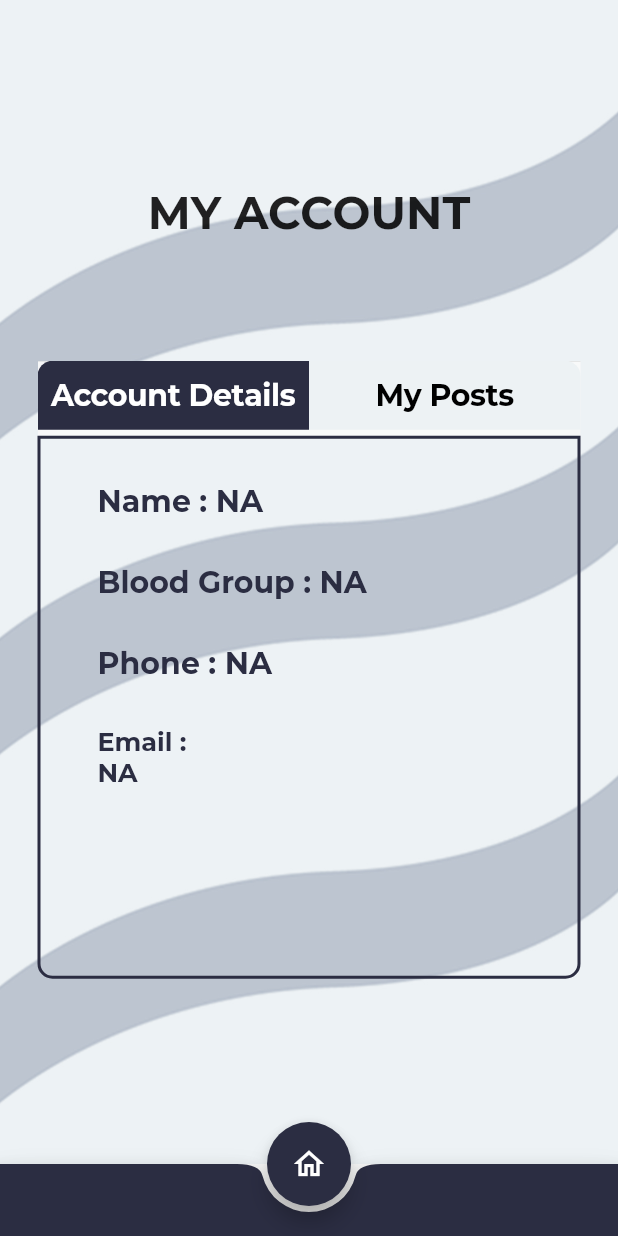
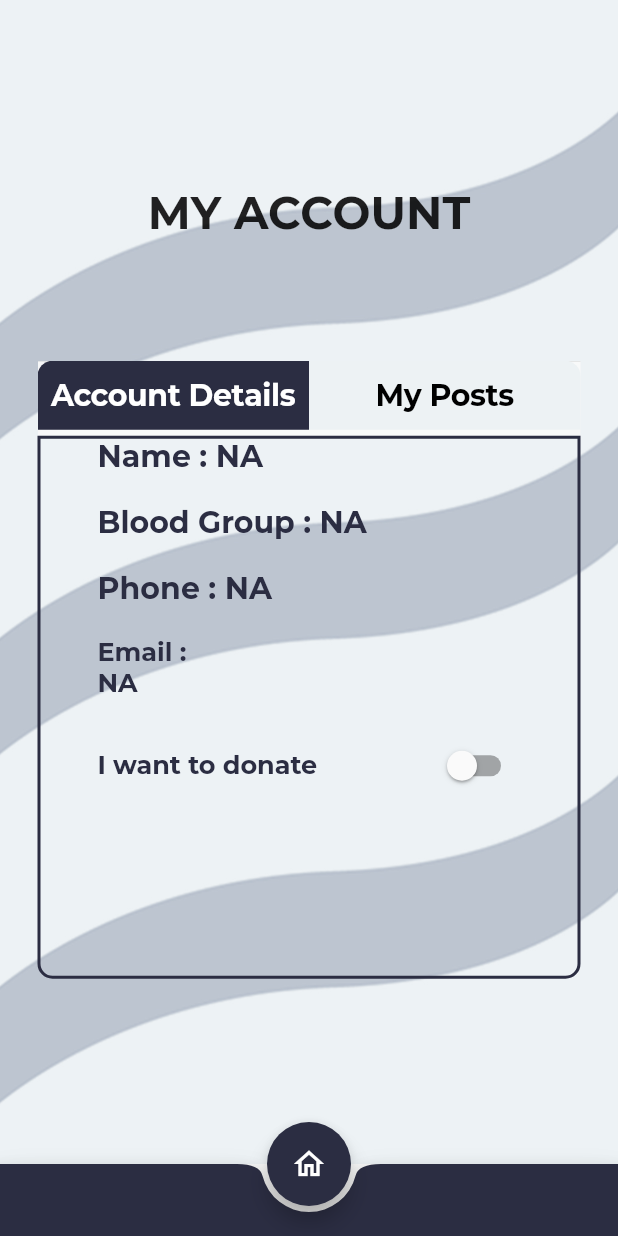
Before and after one commit to Aider-app/aider-flutter, a Flutter app: the BloodAccountDetails screen opened directly, on a phone screen of 412 x 824 dp. Run offline on Flutter 3.47's test engine with Material 2 defaults, Android fonts, the phone set to English and light mode, and no system bars; our stand-ins replace geolocator, google_maps_flutter, rating_dialog; network calls fail.

Commit message:
corrected exceptions

```diff
--- a/lib/networking/auth.dart
+++ b/lib/networking/auth.dart
@@ -125,7 +125,7 @@ Future<Map<String, dynamic>> bloodreg(
   }
 }
 
-becomedonor(String email, String value) async {
+becomedonor(String email, bool value) async {
   dynamic body = {
     "email": email,
     "value": value,
--- a/lib/screens/blood_accountdetails.dart
+++ b/lib/screens/blood_accountdetails.dart
@@ -1,10 +1,10 @@
 import 'package:aider/networking/posts.dart';
-import 'package:aider/screens/donorlogin.dart';
+
 import 'package:flutter/cupertino.dart';
 import 'package:flutter/material.dart';
 import 'package:aider/screens/blooddash.dart';
 import 'package:aider/screens/bloodlogin.dart';
-import 'package:http/http.dart';
+import 'package:aider/networking/auth.dart';
 
 class BloodAccountDetails extends StatefulWidget {
   @override
@@ -150,7 +150,8 @@ class _BloodAccountDetailsState extends State<BloodAccountDetails> {
                                       fontWeight: FontWeight.bold),
                                 ),
                               ),
-                          )),
+                            ),
+                          ),
                         ],
                       ),
                     ),
@@ -189,7 +190,7 @@ class _BloodAccountDetailsState extends State<BloodAccountDetails> {
     return ListView(
       // crossAxisAlignment: CrossAxisAlignment.start,
       children: <Widget>[
-          SizedBox(height: 30),
+        // SizedBox(height: 30),
         Row(
           children: [
             SizedBox(width: 38.0),
@@ -204,11 +205,9 @@ class _BloodAccountDetailsState extends State<BloodAccountDetails> {
             ),
           ],
         ),
-          SizedBox(
-              width:
-                  00.0), //sized box might have to remove while actual name is displayed
-          SizedBox(width: 0 /*16.7*/),
-          SizedBox(height: 30),
+        //sized box might have to remove while actual name is displayed
+
+        SizedBox(height: 20),
         Row(
           mainAxisAlignment: MainAxisAlignment.start,
           children: [
@@ -222,12 +221,10 @@ class _BloodAccountDetailsState extends State<BloodAccountDetails> {
                 color: Color(0xFF2B2D42),
               ),
             ),
-              SizedBox(
-                  width:
-                      00.0), //sized box might have to remove while actual name is displayed
+            //sized box might have to remove while actual name is displayed
           ],
         ),
-          SizedBox(height: 30.0),
+        SizedBox(height: 20.0),
         Row(
           mainAxisAlignment: MainAxisAlignment.start,
           children: [
@@ -241,12 +238,9 @@ class _BloodAccountDetailsState extends State<BloodAccountDetails> {
                 color: Color(0xFF2B2D42),
               ),
             ),
-              SizedBox(width: 0
-                  /*245.0*/), //sized box might have to remove while actual name is displayed
-              SizedBox(width: 16.7)
           ],
         ),
-          SizedBox(height: 30.0),
+        SizedBox(height: 20.0),
         Row(
           mainAxisAlignment: MainAxisAlignment.start,
           children: [
@@ -264,36 +258,45 @@ class _BloodAccountDetailsState extends State<BloodAccountDetails> {
                     SizedBox(width: 16.7)*/
           ],
         ),
-          SizedBox(height: 30.0),
-          /* Container(
-            width: 0.0,
-            height: 40.0,
-            child: OutlineButton(
-                splashColor: Color(0xFF2B2D42),
-                // borderSide: BorderSide.none,
-                shape: new RoundedRectangleBorder(
-                    borderRadius: new BorderRadius.circular(5.0)),
-                onPressed: () {
-                  print("Pressed Edit");
-                  // Navigator.of(context).pushReplacement(
-                  //   MaterialPageRoute(
-                  //     builder: (context) => DonorEdit(),
-                  //   ),
-                  // );
-                },
-                child: Center(
-                    child: Text(
-                  "Edit",
+        SizedBox(height: 20.0),
+
+        Padding(
+          padding: const EdgeInsets.symmetric(horizontal: 38),
+          child: Row(
+            mainAxisAlignment: MainAxisAlignment.spaceBetween,
+            children: [
+              // SizedBox(width: 38),
+              Text(
+                "I want to donate ",
                 style: TextStyle(
-                    fontSize: 20.0,
+                  fontSize: 17.0,
                   fontFamily: "Montserrat",
                   fontWeight: FontWeight.bold,
+                  color: Color(0xFF2B2D42),
                 ),
-                ))),
-          ),*/
-        ]);
+              ),
+              Switch(
+                activeColor: Color(0xFF2B2D42),
+                value: isswitched,
+                onChanged: (value) async {
+                  var response = await becomedonor(bloodloginid, value);
+                  if (response["status"] == 200) {
+                    setState(() {
+                      isswitched = value;
+                      print(isswitched);
+                    });
+                  }
+                },
+              ),
+            ],
+          ),
+        )
+      ],
+    );
   }
 }
+
+int i = 0;
 
 class Posts extends StatefulWidget {
   @override
@@ -303,9 +306,7 @@ class Posts extends StatefulWidget {
 class _PostsState extends State<Posts> {
   @override
   void initState() {
-    // widget.fetchpost(bloodloginid);
     fetchpost(bloodloginid);
-    // TODO: implement initState
     super.initState();
   }
 
@@ -315,24 +316,31 @@ class _PostsState extends State<Posts> {
 
   fetchpost(email) async {
     postlist.clear();
+    i += 1;
+    print("value of i is: $i");
     List<Widget> temp = [];
     var response = await bloodgetmyposts(email);
     print(response);
     if (response["status"] == 200) {
       response["message"].forEach((data) {
-        print(data["post_id"]);
+        // print(data["post_id"]);
         temp.add(
           Posttile(
-            name: data["bloodgrp"],
-            id: data["bloodloginid"],
-            refresh: refresh(),
+            name: data["blood_group"],
+            id: data["post_id"],
+            refresh: refresh,
           ),
         );
       });
     } else if (response["status"] == 401) {
-      temp.add(Center(
-          child: Text("No posts yet!",
-              style: TextStyle(fontSize: 20, fontWeight: FontWeight.bold))));
+      temp.add(
+        Center(
+          child: Text(
+            "No posts yet!",
+            style: TextStyle(fontSize: 20, fontWeight: FontWeight.bold),
+          ),
+        ),
+      );
     }
     setState(() {
       postlist = temp;
@@ -384,10 +392,10 @@ class Posttile extends StatelessWidget {
               color: Color(0xFF2B2D42),
               onPressed: () async {
                 print('pressed');
-                  print(id);
+                // print(id);
                 var response = await blooddeletepost(id);
                 print(bloodloginid);
-                  refresh;
+                await refresh();
                 // getpost(bloodloginid);
               },
               child: Text(
@@ -402,6 +410,7 @@ class Posttile extends StatelessWidget {
             ),
           ],
         ),
-        ));
+      ),
+    );
   }
 }
--- a/lib/screens/blood_reclist.dart
+++ b/lib/screens/blood_reclist.dart
@@ -19,7 +19,6 @@ class _BloodRecipientListState extends State<BloodRecipientList> {
   List<Widget> l = [];
   @override
   void initState() {
-    // TODO: implement initState
     fetchposts();
     super.initState();
   }
@@ -28,7 +27,6 @@ class _BloodRecipientListState extends State<BloodRecipientList> {
     final positioncoord = await Geolocator.getCurrentPosition(
         desiredAccuracy: LocationAccuracy.high);
     position = positioncoord;
-    //print("inside function $position"); //longitude and latitude
   }
 
   fetchposts() async {
@@ -59,7 +57,6 @@ class _BloodRecipientListState extends State<BloodRecipientList> {
     }
 
     setState(() {
-      //list = l;
       if (l.length == 0) {
         list = [
           Text(
@@ -71,8 +68,6 @@ class _BloodRecipientListState extends State<BloodRecipientList> {
         list = l;
       }
     });
-    // print("inside rec_list");
-    // print(l);
   }
 
   @override
```
Also changed, not shown: lib/screens/aboutsection-receiver.dart (+10 -39 lines), lib/screens/aboutsection.dart (+10 -8 lines). Lines whose indentation alone changed are shown as unchanged.
